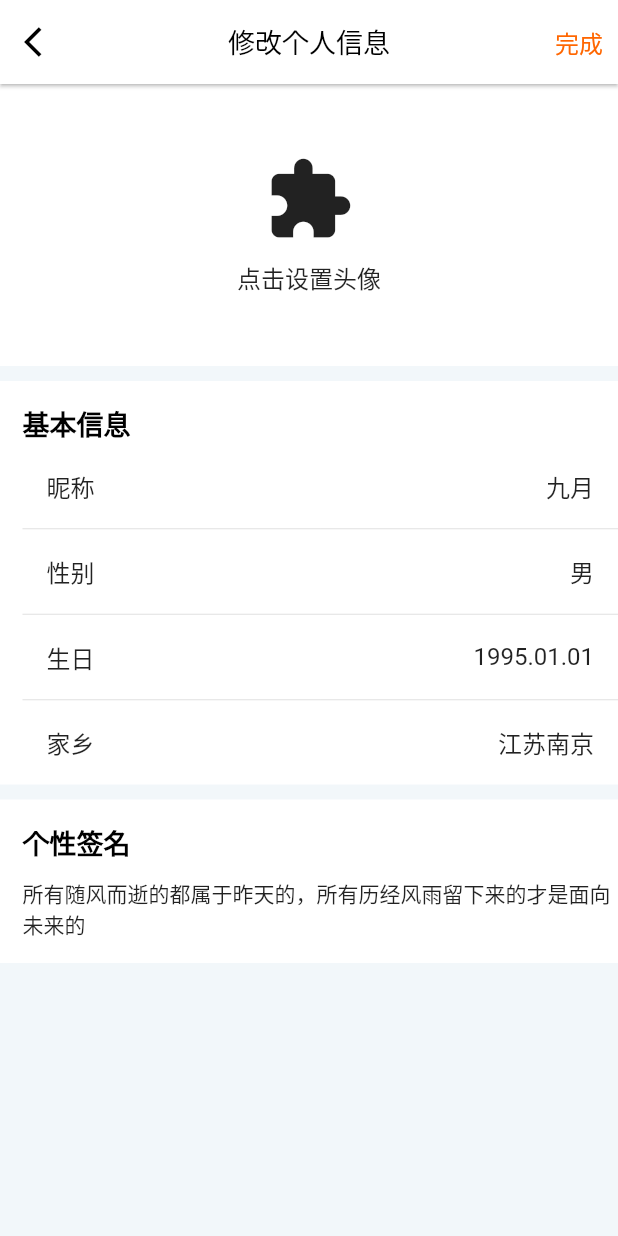
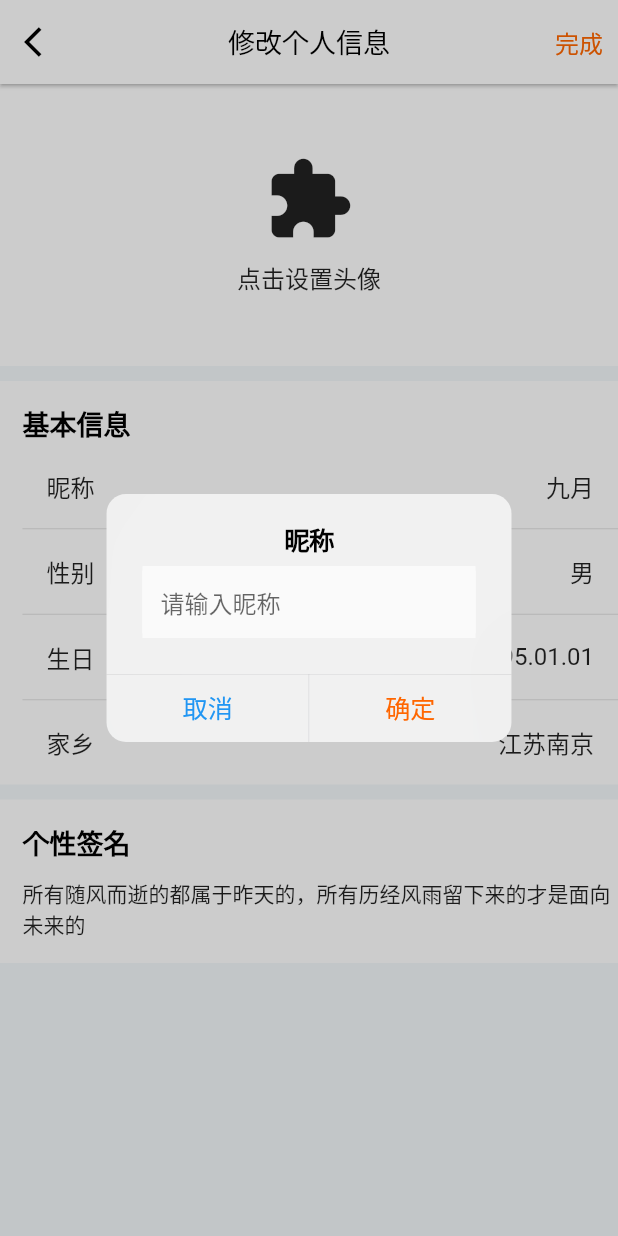
Before and after one commit to littleBoy-swag/flutter_yourcar, a Flutter app: the screen it shows after launch, after a tap on "昵称", on a phone screen of 412 x 824 dp. Run offline on Flutter 3.47's test engine with Material 2 defaults, Android fonts, the phone set to English and light mode, and no system bars; our stand-ins replace dio, flutter_screenutil.

Commit message:
编辑个人信息页修改

```diff
--- a/lib/pages/edit_user_profile_page.dart
+++ b/lib/pages/edit_user_profile_page.dart
@@ -13,6 +13,8 @@ class _EditUserProfilePageState extends State<EditUserProfilePage> {
   String _birthday = "1995.01.01";
   String _homeTown = "江苏南京";
   String _motto = "所有随风而逝的都属于昨天的，所有历经风雨留下来的才是面向未来的";
+
+  TextEditingController _nameController = TextEditingController();
 
   @override
   Widget build(BuildContext context) {
@@ -132,6 +134,9 @@ class _EditUserProfilePageState extends State<EditUserProfilePage> {
                         _birthday,
                         style: commonTextStyle,
                       ),
+                      onTap: () {
+                        _showEditBirthdayDialog();
+                      },
                     ),
                     Divider(
                       height: 1,
@@ -145,6 +150,9 @@ class _EditUserProfilePageState extends State<EditUserProfilePage> {
                         _homeTown,
                         style: commonTextStyle,
                       ),
+                      onTap: () {
+                        _showEditHomeTownDialog();
+                      },
                     ),
                   ],
                 ),
@@ -183,10 +191,54 @@ class _EditUserProfilePageState extends State<EditUserProfilePage> {
           ],
         ),
       ),
+      resizeToAvoidBottomPadding: false,
     );
   }
 
-  void _showEditNameDialog() {}
+  void _showEditNameDialog() {
+    showCupertinoDialog(
+        context: context,
+        builder: (context) {
+          return CupertinoAlertDialog(
+            title: Text('昵称'),
+            content: Card(
+              elevation: 0.0,
+              child: Column(
+                children: <Widget>[
+                  TextField(
+                    controller: _nameController,
+                    decoration: InputDecoration(
+                        hintText: '请输入昵称',
+                        filled: true,
+                        border: InputBorder.none,
+                        fillColor: Colors.grey.shade50),
+                  ),
+                ],
+              ),
+            ),
+            actions: <Widget>[
+              CupertinoDialogAction(
+                onPressed: () {
+                  Navigator.pop(context);
+                },
+                child: Text('取消'),
+              ),
+              CupertinoDialogAction(
+                onPressed: () {
+                  setState(() {
+                    _name = _nameController.text;
+                  });
+                  Navigator.pop(context);
+                },
+                child: Text(
+                  '确定',
+                  style: TextStyle(color: Color.fromARGB(255, 255, 102, 0)),
+                ),
+              ),
+            ],
+          );
+        });
+  }
 
   void _showEditGenderDialog(BuildContext context) {
     showCupertinoModalPopup(
@@ -196,6 +248,9 @@ class _EditUserProfilePageState extends State<EditUserProfilePage> {
           actions: <Widget>[
             CupertinoActionSheetAction(
               onPressed: () {
+                setState(() {
+                  _gender = "男";
+                });
                 Navigator.pop(context);
               },
               child: Text(
@@ -205,6 +260,9 @@ class _EditUserProfilePageState extends State<EditUserProfilePage> {
             ),
             CupertinoActionSheetAction(
               onPressed: () {
+                setState(() {
+                  _gender = "女";
+                });
                 Navigator.pop(context);
               },
               child: Text(
@@ -256,7 +314,8 @@ class _EditUserProfilePageState extends State<EditUserProfilePage> {
               onPressed: () {
                 Navigator.pop(context);
               },
-              textStyle: TextStyle(fontSize: 18, color: Colors.blueAccent),
+              textStyle: TextStyle(
+                  fontSize: 18, color: Color.fromARGB(255, 255, 102, 0)),
               child: Text('确定'),
             ),
           ],
```
